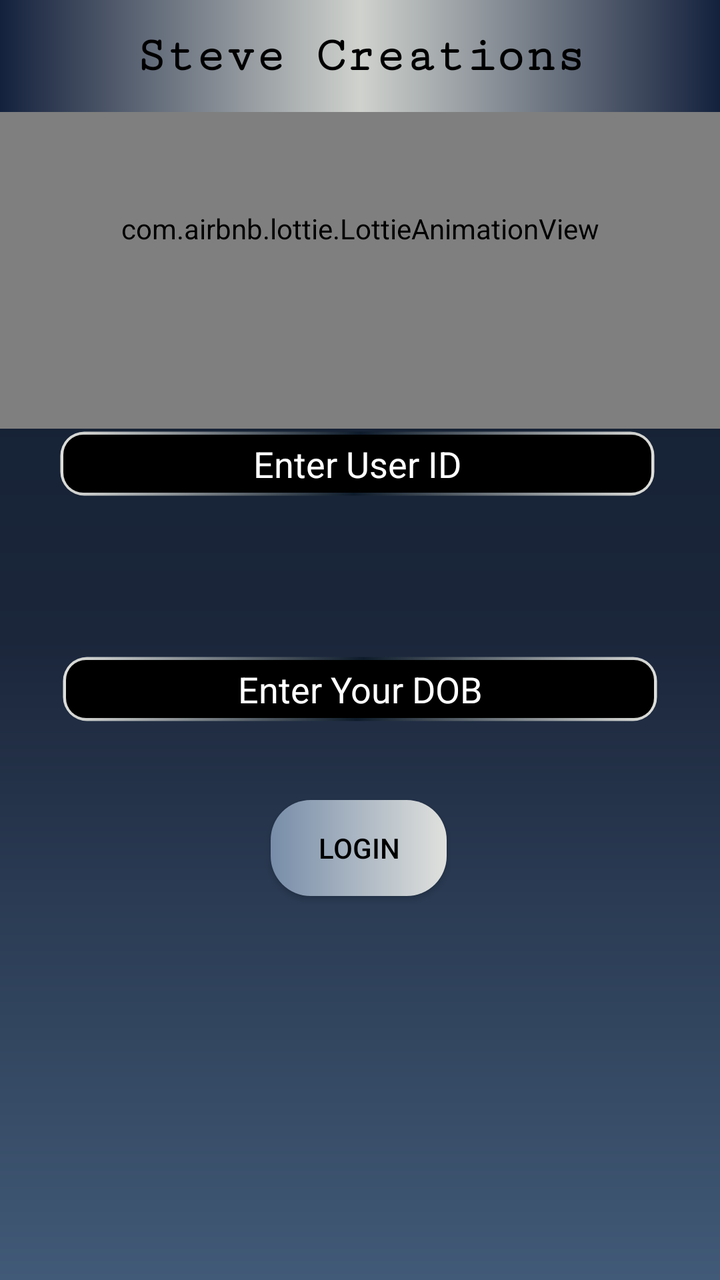
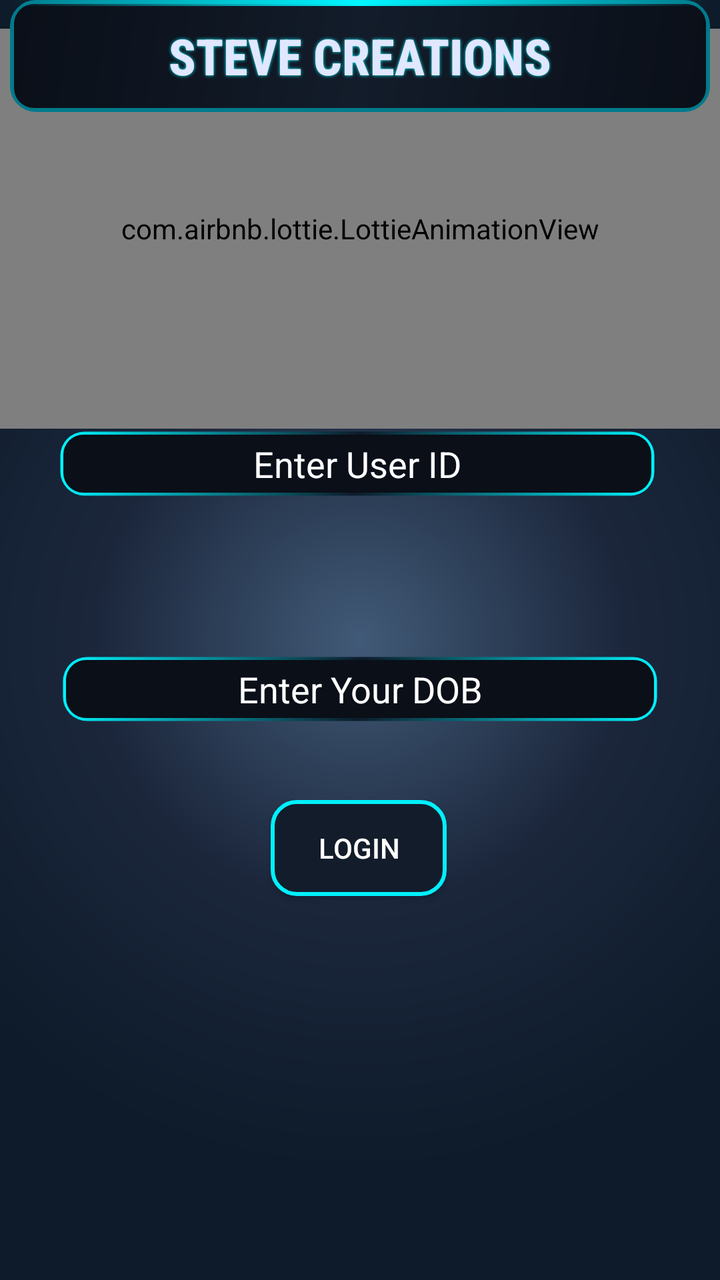

Screens rendered from an Android XML layout before and after an edit, with the pre-edit source and the edit as a unified diff.
<!-- AndroidManifest.xml: application theme Theme.TranslateAnyWhere -->
<!-- res/layout/activity_login.xml -->
<?xml version="1.0" encoding="utf-8"?>
<androidx.constraintlayout.widget.ConstraintLayout xmlns:android="http://schemas.android.com/apk/res/android"
    xmlns:app="http://schemas.android.com/apk/res-auto"
    xmlns:tools="http://schemas.android.com/tools"
    android:id="@+id/main"
    android:layout_width="match_parent"
    android:layout_height="match_parent"
    tools:context=".Login"
    android:background="@drawable/fadesbg">

    <androidx.appcompat.widget.Toolbar
        android:id="@+id/my_toolbar"
        android:layout_width="match_parent"
        android:layout_height="wrap_content"
        android:background="@drawable/heading"
        android:elevation="4dp"
        android:popupTheme="@style/ThemeOverlay.AppCompat.Light"
        android:theme="@style/ThemeOverlay.AppCompat.Dark.ActionBar"
        app:layout_constraintTop_toTopOf="parent">

        <TextView
            android:layout_width="wrap_content"
            android:layout_height="wrap_content"
            android:layout_gravity="center"
            android:fontFamily="serif-monospace"
            android:text="Steve Creations"
            android:textColor="@color/black"
            android:textSize="25sp"
            android:textStyle="bold" />
    </androidx.appcompat.widget.Toolbar>


    <com.airbnb.lottie.LottieAnimationView
        android:id="@+id/ProfileAnimations"
        android:layout_width="match_parent"
        android:layout_height="200dp"
        app:layout_constraintBottom_toTopOf="@+id/ID"
        app:layout_constraintTop_toBottomOf="@+id/my_toolbar"
        app:layout_constraintVertical_bias="1.0"
        app:lottie_autoPlay="true"
        app:lottie_enableMergePathsForKitKatAndAbove="true"
        app:lottie_loop="true"
        app:lottie_rawRes="@raw/user"
        tools:layout_editor_absoluteX="0dp" />

    <Button
        android:id="@+id/button"
        android:layout_width="wrap_content"
        android:layout_height="wrap_content"
        android:layout_marginBottom="192dp"
        android:background="@drawable/btnshape"
        android:text="Login"
        android:textColor="@color/black"
        app:layout_constraintBottom_toBottomOf="parent"
        app:layout_constraintEnd_toEndOf="parent"
        app:layout_constraintHorizontal_bias="0.498"
        app:layout_constraintStart_toStartOf="parent" />

    <EditText
        android:id="@+id/ID"
        android:layout_width="300dp"
        android:layout_height="35dp"
        android:gravity="center"
        android:hint="Enter User ID"
        android:background="@drawable/coustum_scroll"
        android:inputType="number"
        android:textColor="@color/white"
        android:textColorHint="@color/white"
        app:layout_constraintBottom_toBottomOf="parent"
        app:layout_constraintEnd_toEndOf="parent"
        app:layout_constraintHorizontal_bias="0.48"
        app:layout_constraintStart_toStartOf="parent"
        app:layout_constraintTop_toTopOf="parent"
        app:layout_constraintVertical_bias="0.354" />

    <EditText
        android:id="@+id/DOB"
        android:layout_width="300dp"
        android:layout_height="35dp"
        android:gravity="center"
        android:background="@drawable/coustum_scroll"
        android:hint="Enter Your DOB"
        android:textColorHint="@color/white"
        android:textColor="#00FFFF"
        app:layout_constraintBottom_toBottomOf="parent"
        app:layout_constraintEnd_toEndOf="parent"
        app:layout_constraintHorizontal_bias="0.498"
        app:layout_constraintStart_toStartOf="parent"
        app:layout_constraintTop_toBottomOf="@+id/ID"
        app:layout_constraintVertical_bias="0.218" />
</androidx.constraintlayout.widget.ConstraintLayout>
<!-- resources referenced by this layout -->
<resources>
  <color name="black">#FF000000</color>
  <color name="white">#FFFFFFFF</color>
  <!-- drawable btnshape (drawable) -->
  <shape xmlns:android="http://schemas.android.com/apk/res/android" android:shape="rectangle">
      <gradient android:startColor="#778da9"  android:endColor="#e0e1dd" android:angle="360"/>
      <corners android:radius="20dp"/>
  
  </shape>
  <!-- drawable coustum_scroll (drawable) -->
  <layer-list xmlns:android="http://schemas.android.com/apk/res/android">
  
      
      <item>
          <shape android:shape="rectangle">
              <stroke
                  android:width="3dp"
                  android:color="@android:color/transparent" />
  
              
              <gradient
                  android:angle="135"
                  android:startColor="#e0e1dd"
                  android:centerColor="#0d1b2a"
                  android:endColor="#e0e1dd"
                  android:type="linear" />
  
              <corners android:radius="12dp" />
          </shape>
      </item>
  
      
      <item android:left="3dp" android:top="3dp" android:right="3dp" android:bottom="3dp">
          <shape android:shape="rectangle">
              <solid android:color="#000000" /> 
              <corners android:radius="10dp" />
          </shape>
      </item>
  
  </layer-list>
  <!-- drawable fadesbg (drawable) -->
  <?xml version="1.0" encoding="utf-8"?>
  <shape xmlns:android="http://schemas.android.com/apk/res/android" android:shape="rectangle">
      <gradient
          android:startColor="#0d1b2a"
          android:centerColor="#1b263b"
  
          android:endColor="#415a77"
          android:angle="270"/>
  
  </shape>
  <!-- drawable heading (drawable) -->
  <layer-list xmlns:android="http://schemas.android.com/apk/res/android">
  
      
      <item>
          <shape android:shape="rectangle">
              <solid android:color="#001A1A1A" />
              <corners android:radius="8dp" />
              <stroke android:width="3dp" android:color="#00FFFF" />
          </shape>
      </item>
  
      
      <item android:left="3dp" android:top="3dp" android:right="3dp" android:bottom="3dp">
          <shape android:shape="rectangle">
              <gradient
                  android:angle="135"
                  android:startColor="#001A1A"
                  android:centerColor="#003333"
                  android:endColor="#000000"
                  android:type="linear" />
              <corners android:radius="6dp" />
          </shape>
      </item>
  
      
      <item android:top="0dp">
          <shape android:shape="rectangle">
              <gradient
                  android:angle="0"
                  android:startColor="#14213d"
                  android:centerColor="#cfd2cd"
                  android:endColor="#14213d"
                  android:type="linear" />
              <size android:height="6dp" />
          </shape>
      </item>
  
  </layer-list>
  <style name="Theme.TranslateAnyWhere" parent="Base.Theme.TranslateAnyWhere" />
  <style name="Base.Theme.TranslateAnyWhere" parent="Theme.AppCompat.DayNight.NoActionBar">
          
          
      </style>
</resources>

<!-- the commit's change to res/layout/activity_login.xml (unified diff, before → after) -->
@@ -10,21 +10,29 @@
 
     <androidx.appcompat.widget.Toolbar
         android:id="@+id/my_toolbar"
-        android:layout_width="match_parent"
+        android:layout_width="350dp"
         android:layout_height="wrap_content"
         android:background="@drawable/heading"
         android:elevation="4dp"
         android:popupTheme="@style/ThemeOverlay.AppCompat.Light"
         android:theme="@style/ThemeOverlay.AppCompat.Dark.ActionBar"
+        app:layout_constraintEnd_toEndOf="parent"
+        app:layout_constraintStart_toStartOf="parent"
         app:layout_constraintTop_toTopOf="parent">
 
         <TextView
             android:layout_width="wrap_content"
             android:layout_height="wrap_content"
             android:layout_gravity="center"
-            android:fontFamily="serif-monospace"
-            android:text="Steve Creations"
-            android:textColor="@color/black"
+            android:fontFamily="sans-serif-condensed-medium"
+            android:shadowColor="#00F5FF"
+            android:shadowDx="0"
+            android:shadowDy="0"
+            android:shadowRadius="4"
+            android:text="STEVE CREATIONS"
+
+            android:textAllCaps="true"
+            android:textColor="#E0E7FF"
             android:textSize="25sp"
             android:textStyle="bold" />
     </androidx.appcompat.widget.Toolbar>
@@ -50,7 +58,7 @@
         android:layout_marginBottom="192dp"
         android:background="@drawable/btnshape"
         android:text="Login"
-        android:textColor="@color/black"
+        android:textColor="@color/white"
         app:layout_constraintBottom_toBottomOf="parent"
         app:layout_constraintEnd_toEndOf="parent"
         app:layout_constraintHorizontal_bias="0.498"
<!-- resource entries referenced after the edit -->
@@ -1,12 +1,16 @@
 <!-- resources referenced by this layout -->
 <resources>
-  <color name="black">#FF000000</color>
   <color name="white">#FFFFFFFF</color>
   <!-- drawable btnshape (drawable) -->
+  <?xml version="1.0" encoding="utf-8"?>
   <shape xmlns:android="http://schemas.android.com/apk/res/android" android:shape="rectangle">
-      <gradient android:startColor="#778da9"  android:endColor="#e0e1dd" android:angle="360"/>
-      <corners android:radius="20dp"/>
+      <solid android:color="#131C2A" />
   
+      <stroke
+          android:width="2dp"
+          android:color="#00F0FF" />
+  
+      <corners android:radius="12dp"/>
   </shape>
   <!-- drawable coustum_scroll (drawable) -->
   <layer-list xmlns:android="http://schemas.android.com/apk/res/android">
@@ -21,9 +25,9 @@
               
               <gradient
                   android:angle="135"
-                  android:startColor="#e0e1dd"
+                  android:startColor="#00F5FF"
                   android:centerColor="#0d1b2a"
-                  android:endColor="#e0e1dd"
+                  android:endColor="#00F5FF"
                   android:type="linear" />
   
               <corners android:radius="12dp" />
@@ -33,7 +37,7 @@
       
       <item android:left="3dp" android:top="3dp" android:right="3dp" android:bottom="3dp">
           <shape android:shape="rectangle">
-              <solid android:color="#000000" /> 
+              <solid android:color="#0A0F18" /> 
               <corners android:radius="10dp" />
           </shape>
       </item>
@@ -43,48 +47,47 @@
   <?xml version="1.0" encoding="utf-8"?>
   <shape xmlns:android="http://schemas.android.com/apk/res/android" android:shape="rectangle">
       <gradient
-          android:startColor="#0d1b2a"
-          android:centerColor="#1b263b"
-  
-          android:endColor="#415a77"
-          android:angle="270"/>
-  
+          android:gradientRadius="800"
+          android:centerX="0.5"
+          android:centerY="0.5"
+          android:startColor="#415A77"
+          android:centerColor="#1B263B"
+          android:endColor="#0D1B2A"
+          android:type="radial" />
   </shape>
   <!-- drawable heading (drawable) -->
+  <?xml version="1.0" encoding="utf-8"?>
   <layer-list xmlns:android="http://schemas.android.com/apk/res/android">
   
-      
       <item>
           <shape android:shape="rectangle">
-              <solid android:color="#001A1A1A" />
-              <corners android:radius="8dp" />
-              <stroke android:width="3dp" android:color="#00FFFF" />
+              <solid android:color="@android:color/transparent" />
+              <corners android:radius="12dp" />
+              <stroke android:width="2dp" android:color="#007B8C" /> </shape>
+      </item>
+  
+      <item android:left="2dp" android:top="2dp" android:right="2dp" android:bottom="2dp">
+          <shape android:shape="rectangle">
+              <gradient
+                  android:angle="135"
+                  android:startColor="#0A0F18"
+                  android:centerColor="#131C2A"
+                  android:endColor="#0A0F18"
+                  android:type="linear" />
+              <corners android:radius="10dp" />
           </shape>
       </item>
   
-      
-      <item android:left="3dp" android:top="3dp" android:right="3dp" android:bottom="3dp">
-          <shape android:shape="rectangle">
-              <gradient
-                  android:angle="135"
-                  android:startColor="#001A1A"
-                  android:centerColor="#003333"
-                  android:endColor="#000000"
-                  android:type="linear" />
-              <corners android:radius="6dp" />
-          </shape>
-      </item>
-  
-      
-      <item android:top="0dp">
+      <item android:gravity="top">
           <shape android:shape="rectangle">
               <gradient
                   android:angle="0"
-                  android:startColor="#14213d"
-                  android:centerColor="#cfd2cd"
-                  android:endColor="#14213d"
+                  android:startColor="#000A0F18"
+                  android:centerColor="#00F5FF"
+                  android:endColor="#000A0F18"
                   android:type="linear" />
-              <size android:height="6dp" />
+              <size android:height="3dp" />
+              <corners android:topLeftRadius="12dp" android:topRightRadius="12dp" />
           </shape>
       </item>
   
